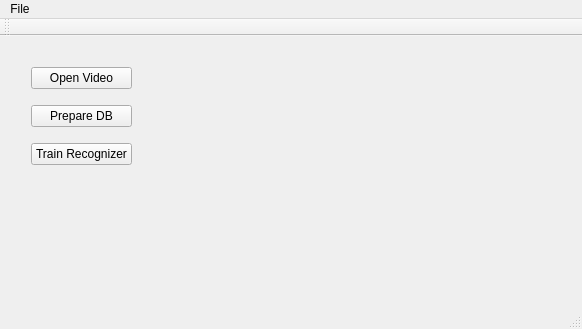
Above: mainwindow.ui from Platash/Reco_3 before the change. Below: the same form after it.
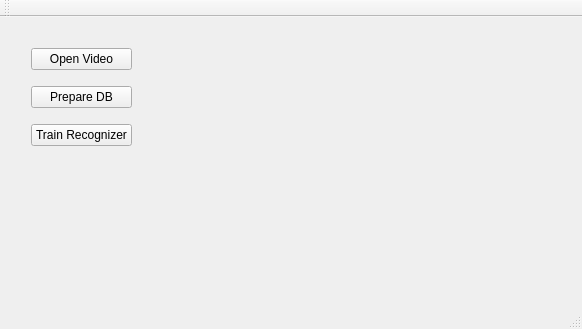
That is the form after the change.

What changed in the file:
```diff
--- a/mainwindow.ui
+++ b/mainwindow.ui
@@ -57,13 +57,6 @@
      <height>22</height>
     </rect>
    </property>
-   <widget class="QMenu" name="menuFile">
-    <property name="title">
-     <string>File</string>
-    </property>
-    <addaction name="actionOpen_Video"/>
-   </widget>
-   <addaction name="menuFile"/>
   </widget>
   <widget class="QToolBar" name="mainToolBar">
    <attribute name="toolBarArea">
```
